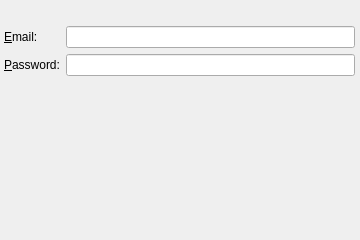
The window that contents/code/settings.ui (ehamberg/GCal-Coming) describes before a commit, drawn with Qt 5.
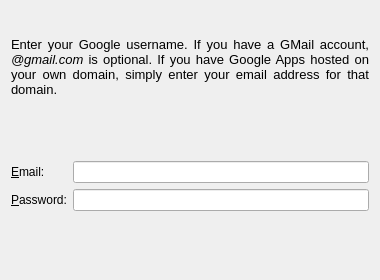
The same window after the commit. Icons and pictures are not drawn.

Diff of the .ui file:
```diff
--- a/contents/code/settings.ui
+++ b/contents/code/settings.ui
@@ -6,22 +6,13 @@
    <rect>
     <x>0</x>
     <y>0</y>
-    <width>360</width>
-    <height>240</height>
+    <width>380</width>
+    <height>280</height>
    </rect>
   </property>
   <property name="windowTitle">
    <string>Google Calendar Settings</string>
   </property>
-  <widget class="QWidget" name="">
-   <property name="geometry">
-    <rect>
-     <x>4</x>
-     <y>0</y>
-     <width>351</width>
-     <height>238</height>
-    </rect>
-   </property>
    <layout class="QVBoxLayout" name="verticalLayout_3">
     <item>
      <layout class="QHBoxLayout" name="horizontalLayout">
@@ -32,7 +23,7 @@
         </property>
         <property name="sizeHint" stdset="0">
          <size>
-          <width>40</width>
+         <width>108</width>
           <height>20</height>
          </size>
         </property>
@@ -55,7 +46,7 @@
         </property>
         <property name="sizeHint" stdset="0">
          <size>
-          <width>40</width>
+         <width>98</width>
           <height>20</height>
          </size>
         </property>
@@ -63,6 +54,42 @@
       </item>
      </layout>
     </item>
+   <item>
+    <widget class="QLabel" name="lbl_explanation">
+     <property name="sizePolicy">
+      <sizepolicy hsizetype="Preferred" vsizetype="Preferred">
+       <horstretch>0</horstretch>
+       <verstretch>0</verstretch>
+      </sizepolicy>
+     </property>
+     <property name="text">
+      <string>&lt;!DOCTYPE HTML PUBLIC &quot;-//W3C//DTD HTML 4.0//EN&quot; &quot;http://www.w3.org/TR/REC-html40/strict.dtd&quot;&gt;
+&lt;html&gt;&lt;head&gt;&lt;meta name=&quot;qrichtext&quot; content=&quot;1&quot; /&gt;&lt;style type=&quot;text/css&quot;&gt;
+p, li { white-space: pre-wrap; }
+&lt;/style&gt;&lt;/head&gt;&lt;body style=&quot; font-family:'Sans Serif'; font-size:10pt; font-weight:400; font-style:normal;&quot;&gt;
+&lt;p style=&quot; margin-top:0px; margin-bottom:0px; margin-left:0px; margin-right:0px; -qt-block-indent:0; text-indent:0px;&quot;&gt;Enter your Google username. If you have a GMail account, &lt;span style=&quot; font-style:italic;&quot;&gt;@gmail.com&lt;/span&gt; is optional. If you have Google Apps hosted on your own domain, simply enter your email address for that domain.&lt;/p&gt;&lt;/body&gt;&lt;/html&gt;</string>
+     </property>
+     <property name="alignment">
+      <set>Qt::AlignJustify|Qt::AlignVCenter</set>
+     </property>
+     <property name="wordWrap">
+      <bool>true</bool>
+     </property>
+    </widget>
+   </item>
+   <item>
+    <spacer name="verticalSpacer_2">
+     <property name="orientation">
+      <enum>Qt::Vertical</enum>
+     </property>
+     <property name="sizeHint" stdset="0">
+      <size>
+       <width>20</width>
+       <height>40</height>
+      </size>
+     </property>
+    </spacer>
+   </item>
     <item>
      <layout class="QHBoxLayout" name="horizontalLayout_2">
       <item>
@@ -119,7 +146,6 @@
      </spacer>
     </item>
    </layout>
-  </widget>
  </widget>
  <resources>
   <include location="settings.qrc"/>
```
Left out of the diff: 4 changed lines with no effect on the pictures. Lines whose indentation alone changed are shown as unchanged.
